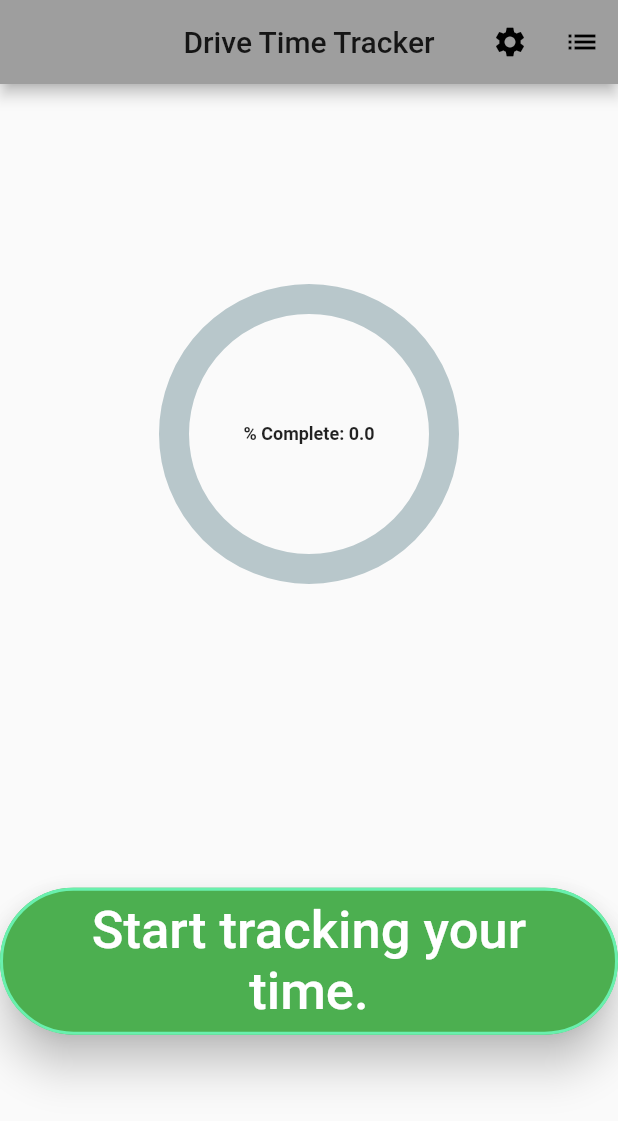
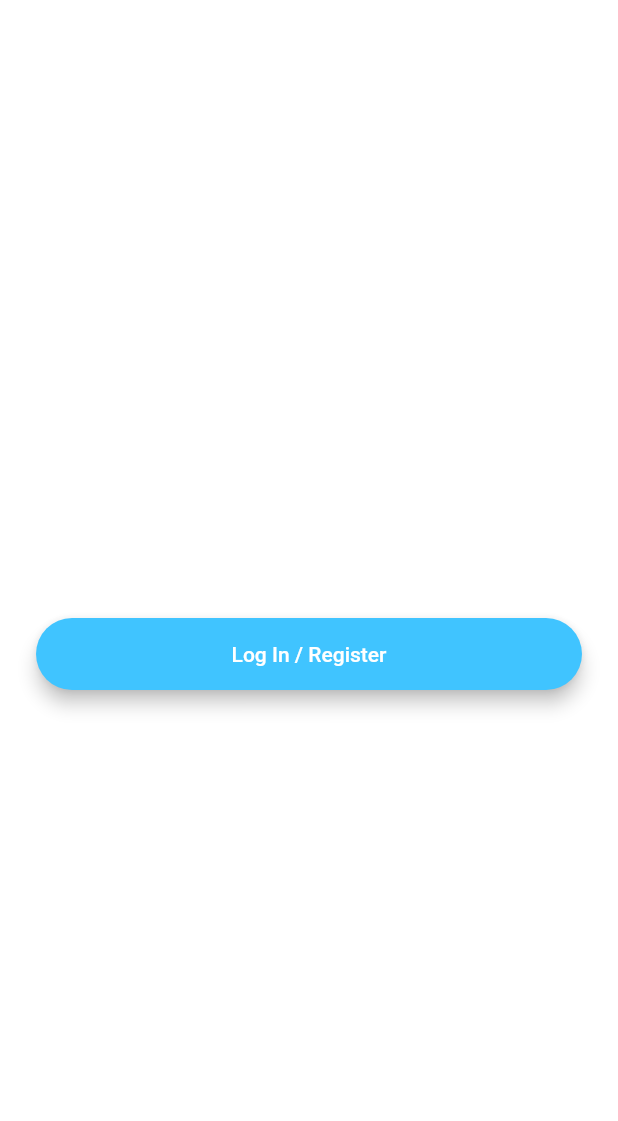
Before and after one commit to gartht/drive_time_tracker, a Flutter app: the screen it shows after launch, on a phone screen of 412 x 824 dp. Shown: the top 1121 px of the screen. Run offline on Flutter 3.47's test engine with Material 2 defaults, Android fonts, the phone set to English and light mode, and no system bars; drawn by our look-alikes of percent_indicator; our stand-ins replace firebase_auth, firebase_core, geolocator, numberpicker, progress_indicators, rflutter_alert and 1 more; missing offline and left inert: firebase_auth_ui; accounts and stored records are empty.

Commit message:
continuing work on login, added firebase_auth_ui

```diff
--- a/lib/main.dart
+++ b/lib/main.dart
@@ -2,13 +2,21 @@ import 'package:flutter/material.dart';
 import 'screens/HomeScreen.dart';
 import 'screens/DriveList.dart';
 import 'screens/Settings.dart';
+import 'screens/LoadingScreen.dart';
+import 'screens/Login.dart';
+import 'package:drive_time_tracker/services/auth.dart';
+import 'package:firebase_core/firebase_core.dart';
+import 'package:firebase_auth/firebase_auth.dart';
 
-void main() {
+Future<void> main() async {
+  WidgetsFlutterBinding.ensureInitialized();
+  await Firebase.initializeApp();
   runApp(DriveTimeTracker());
 }
 
 class DriveTimeTracker extends StatelessWidget {
   // This widget is the root of your application.
+
   @override
   Widget build(BuildContext context) {
     return MaterialApp(
@@ -17,10 +25,24 @@ class DriveTimeTracker extends StatelessWidget {
         primarySwatch: Colors.grey,
         visualDensity: VisualDensity.adaptivePlatformDensity,
       ),
-      home: HomeScreen(title: 'Drive Time Tracker'),
+      home: StreamBuilder(
+          stream: FirebaseAuth.instance.authStateChanges(),
+          builder: (_, _snapshot) {
+            if (_snapshot.connectionState == ConnectionState.waiting) {
+              return LoadingScreen();
+            } else if (_snapshot.data is User && _snapshot.data != null) {
+              return HomeScreen(
+                title: "Drive Time Tracker",
+              );
+            } else {
+              //AuthService().presentLogin();
+              return LoginScreen();
+            }
+          }),
       routes: {
         DriveList.routeName: (context) => DriveList(),
         Settings.routeName: (context) => Settings(),
+        HomeScreen.routeName: (context) => HomeScreen(),
       },
     );
   }
--- /dev/null
+++ b/lib/screens/Login.dart
@@ -0,0 +1,49 @@
+import 'package:flutter/material.dart';
+//import 'package:drive_time_tracker/Konstants.dart';
+//import 'package:drive_time_tracker/screens/HomeScreen.dart';
+import 'package:drive_time_tracker/widgets/dtt_button.dart';
+import 'package:flutter/cupertino.dart';
+import 'package:drive_time_tracker/services/auth.dart';
+
+class LoginScreen extends StatefulWidget {
+  static String id = 'loginScreen';
+
+  @override
+  _LoginScreenState createState() => _LoginScreenState();
+}
+
+class _LoginScreenState extends State<LoginScreen> {
+  String email, password;
+  final _auth = AuthService(); //FirebaseAuth.instance;
+  final TextEditingController pController = TextEditingController();
+  final TextEditingController eController = TextEditingController();
+
+  @override
+  Widget build(BuildContext context) {
+    return Scaffold(
+      backgroundColor: Colors.white,
+      body: Padding(
+        padding: EdgeInsets.symmetric(horizontal: 24.0),
+        child: Column(
+          mainAxisAlignment: MainAxisAlignment.center,
+          crossAxisAlignment: CrossAxisAlignment.stretch,
+          children: <Widget>[
+            SizedBox(
+              height: 48.0,
+            ),
+            DTTButton(
+                color: Colors.lightBlueAccent,
+                onPressed: () async {
+                  try {
+                    _auth.presentLogin();
+                  } catch (e) {
+                    print(e);
+                  }
+                },
+                text: 'Log In / Register'),
+          ],
+        ),
+      ),
+    );
+  }
+}
--- /dev/null
+++ b/lib/services/auth.dart
@@ -0,0 +1,36 @@
+import 'package:firebase_auth/firebase_auth.dart' as auth;
+import 'package:firebase_auth_ui/firebase_auth_ui.dart';
+import 'package:firebase_auth_ui/providers.dart';
+
+class AuthService {
+  auth.FirebaseAuth _auth;
+  auth.User _user;
+
+  AuthService() {
+    _auth = auth.FirebaseAuth.instance;
+
+    _auth.authStateChanges().listen((auth.User user) {
+      _user = user;
+    });
+  }
+
+  auth.User get user => _user;
+
+  void presentLogin() {
+    FirebaseAuthUi.instance()
+        .launchAuth(
+          [
+            AuthProvider.email(), // Login/Sign up with Email and password
+            AuthProvider.google(), // Login with Google
+            // AuthProvider.facebook(), // Login with Facebook
+            // AuthProvider.twitter(), // Login with Twitter
+            // AuthProvider.phone(), // Login with Phone number
+          ],
+          tosUrl: "", // Optional
+          privacyPolicyUrl: "", // Optional,
+        )
+        .then((fbuser) => {if (fbuser != null) {}})
+        .catchError((error) => print(
+            "Error $error")); //the above authStateChanges should get the logged in user
+  }
+}
--- a/lib/services/weather_service.dart
+++ b/lib/services/weather_service.dart
@@ -1,4 +1,4 @@
-import 'dart:convert';
+//import 'dart:convert';
 
 import 'package:drive_time_tracker/models/Weather.dart';
 import 'package:drive_time_tracker/services/networking.dart';
--- /dev/null
+++ b/lib/widgets/dtt_button.dart
@@ -0,0 +1,36 @@
+import 'package:flutter/material.dart';
+
+class DTTButton extends StatelessWidget {
+  final Color color;
+  final Function onPressed;
+  final String text;
+  const DTTButton(
+      {Key key,
+      @required this.color,
+      @required this.onPressed,
+      @required this.text})
+      : super(key: key);
+
+  @override
+  Widget build(BuildContext context) {
+    return Padding(
+      padding: EdgeInsets.symmetric(vertical: 16.0),
+      child: Material(
+        elevation: 5.0,
+        color: color,
+        borderRadius: BorderRadius.circular(30.0),
+        child: MaterialButton(
+          onPressed: onPressed,
+          minWidth: 200.0,
+          height: 42.0,
+          child: Text(
+            text,
+            style: TextStyle(
+              color: Colors.white,
+            ),
+          ),
+        ),
+      ),
+    );
+  }
+}
--- a/pubspec.yaml
+++ b/pubspec.yaml
@@ -21,6 +21,10 @@ dependencies:
   percent_indicator: ^2.1.8
   geolocator: ^6.1.4
   http: ^0.12.2
+  firebase_core: ^0.5.3
+  firebase_auth: ^0.18.4+1
+  firebase_auth_ui: ^1.0.1
+  progress_indicators: ^0.1.5
 
 dev_dependencies:
   flutter_test:
```
Also changed, not shown: lib/konstants.dart (added, +46 -0 lines), lib/screens/DriveList.dart (+16 -6 lines), lib/screens/HomeScreen.dart (+11 -1 lines), lib/screens/LoadingScreen.dart (added, +13 -0 lines), pubspec.lock, 4 other files.
